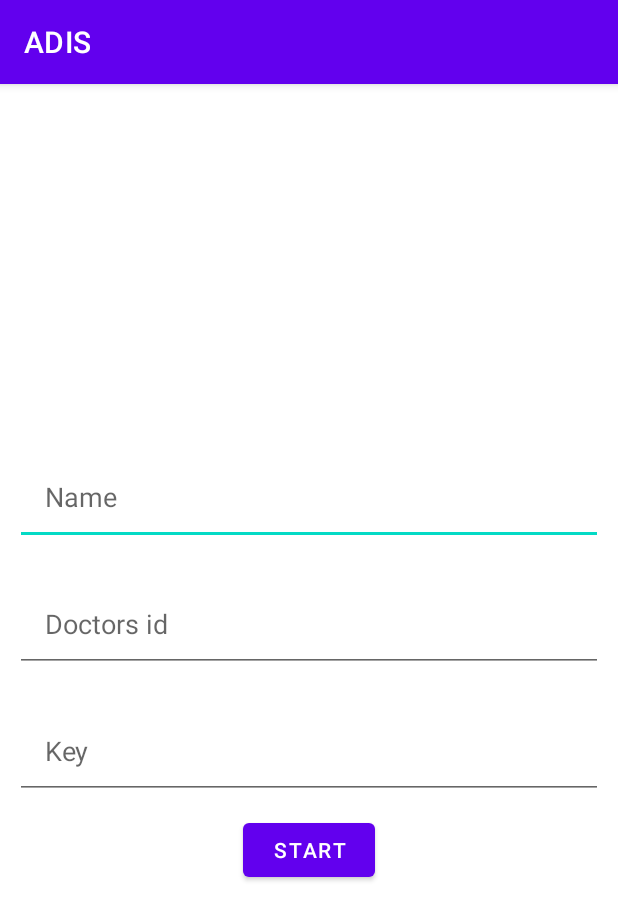
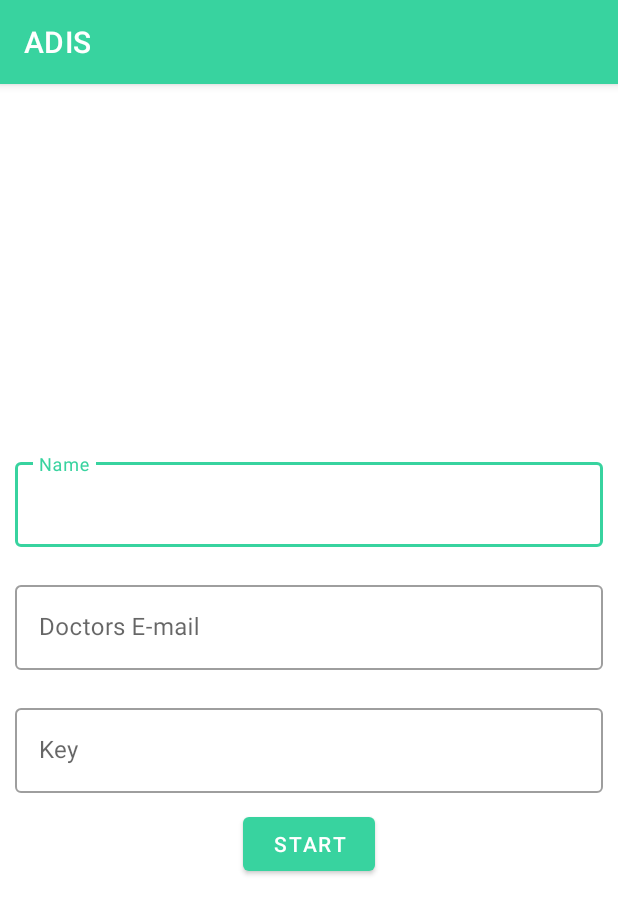
Before and after one commit to shaheennamboori/ADIS, an Android app: the MainActivity screen opened directly, with no data from a screen before it, on a phone screen of 412 x 824 dp. Shown: the top 920 px of the screen. Run offline under Robolectric (Android 15) with nearby library versions, the light colour scheme and no system bars; libraries missing offline, so code that uses them is left out: pub.devrel.easypermissions.

```diff
--- a/app/src/main/java/com/vidya/adis/MainActivity.java
+++ b/app/src/main/java/com/vidya/adis/MainActivity.java
@@ -9,6 +9,10 @@ import android.content.Intent;
 import android.os.Bundle;
 import android.view.View;
 import android.widget.Button;
+import android.widget.EditText;
+
+import com.google.android.material.textfield.TextInputEditText;
+import com.google.android.material.textfield.TextInputLayout;
 
 import java.util.List;
 
@@ -19,6 +23,8 @@ import pub.devrel.easypermissions.EasyPermissions;
 public class MainActivity extends AppCompatActivity implements EasyPermissions.PermissionCallbacks {
 
     private Button startQuiz;
+    TextInputEditText patientName,doctorEmail;
+
 
     @Override
     protected void onCreate(Bundle savedInstanceState) {
@@ -28,6 +34,8 @@ public class MainActivity extends AppCompatActivity implements EasyPermissions.P
 
 
         startQuiz = findViewById(R.id.startButton);
+        patientName=findViewById(R.id.patient_name);
+        doctorEmail=findViewById(R.id.doc_email);
         startQuiz.setOnClickListener(new View.OnClickListener() {
             @Override
             public void onClick(View view) {
@@ -48,6 +56,8 @@ public class MainActivity extends AppCompatActivity implements EasyPermissions.P
         String[] perms = {Manifest.permission.READ_EXTERNAL_STORAGE, Manifest.permission.WRITE_EXTERNAL_STORAGE};
         if (EasyPermissions.hasPermissions(this, perms)) {
         Intent intent = new Intent(MainActivity.this,QuizActivity.class);
+        intent.putExtra("patientName",patientName.getText().toString());
+        intent.putExtra("docemail",doctorEmail.getText().toString());
         startActivity(intent);
     } else {
             // Do not have permissions, request them now
--- a/app/src/main/res/layout/activity_main.xml
+++ b/app/src/main/res/layout/activity_main.xml
@@ -9,30 +9,80 @@
     android:layout_height="match_parent"
     tools:context=".MainActivity">
 
-    <EditText
+<!--    <EditText-->
+<!--        android:id="@+id/patient_name"-->
+<!--        android:layout_margin="10dp"-->
+<!--        android:padding="20dp"-->
+<!--        android:inputType="textPersonName"-->
+<!--        android:layout_width="match_parent"-->
+<!--        android:layout_height="wrap_content"-->
+<!--        android:hint="Name"/>-->
+    <com.google.android.material.textfield.TextInputLayout
+
         android:layout_margin="10dp"
-        android:padding="20dp"
-        android:inputType="textPersonName"
         android:layout_width="match_parent"
         android:layout_height="wrap_content"
-        android:hint="Name"/>
-    <EditText
-        android:inputType="number"
+        android:hint="Name"
+        style="@style/Widget.MaterialComponents.TextInputLayout.OutlinedBox">
+
+        <com.google.android.material.textfield.TextInputEditText
+            android:id="@+id/patient_name"
+            android:layout_width="match_parent"
+            android:layout_height="wrap_content"
+            android:inputType="textPersonName"
+            />
+
+    </com.google.android.material.textfield.TextInputLayout>
+<!--    <EditText-->
+<!--        android:id="@+id/doc_email"-->
+<!--        android:inputType="textEmailAddress"-->
+<!--        android:layout_margin="10dp"-->
+<!--        android:padding="20dp"-->
+<!--        android:layout_width="match_parent"-->
+<!--        android:layout_height="wrap_content"-->
+<!--        android:hint="Doctors E-mail"/>-->
+
+    <com.google.android.material.textfield.TextInputLayout
+
         android:layout_margin="10dp"
-        android:padding="20dp"
         android:layout_width="match_parent"
         android:layout_height="wrap_content"
-        android:hint="Doctors id"/>
-    <EditText
-        android:inputType="textPassword"
+        android:hint="Doctors E-mail"
+        style="@style/Widget.MaterialComponents.TextInputLayout.OutlinedBox">
+
+        <com.google.android.material.textfield.TextInputEditText
+            android:id="@+id/doc_email"
+            android:layout_width="match_parent"
+            android:layout_height="wrap_content"
+            android:inputType="textEmailAddress"
+            />
+
+    </com.google.android.material.textfield.TextInputLayout>
+
+<!--    <EditText-->
+<!--        android:inputType="textPassword"-->
+<!--        android:layout_margin="10dp"-->
+<!--        android:padding="20dp"-->
+<!--        android:layout_width="match_parent"-->
+<!--        android:layout_height="wrap_content"-->
+<!--        android:hint="Key"/>-->
+    <com.google.android.material.textfield.TextInputLayout
         android:layout_margin="10dp"
-        android:padding="20dp"
         android:layout_width="match_parent"
         android:layout_height="wrap_content"
-        android:hint="Key"/>
+        android:hint="Key"
+        style="@style/Widget.MaterialComponents.TextInputLayout.OutlinedBox">
+
+        <com.google.android.material.textfield.TextInputEditText
+            android:layout_width="match_parent"
+            android:layout_height="wrap_content"
+            android:inputType="textPassword"
+            />
+
+    </com.google.android.material.textfield.TextInputLayout>
     <Button
         android:id="@+id/startButton"
         android:layout_width="wrap_content"
         android:layout_height="wrap_content"
-        android:text="START"/>
+        android:text="@string/start"/>
 </LinearLayout>
--- a/app/src/main/res/values/colors.xml
+++ b/app/src/main/res/values/colors.xml
@@ -1,6 +1,6 @@
 <?xml version="1.0" encoding="utf-8"?>
 <resources>
-    <color name="colorPrimary">#6200EE</color>
-    <color name="colorPrimaryDark">#3700B3</color>
+    <color name="colorPrimary">#38d39f</color>
+    <color name="colorPrimaryDark">#32be8f</color>
     <color name="colorAccent">#03DAC5</color>
 </resources>
--- a/app/src/main/res/values/strings.xml
+++ b/app/src/main/res/values/strings.xml
@@ -11,4 +11,5 @@
     <string name="next">NEXT</string>
     <string name="instructions">INSTRUCTIONS</string>
     <string name="instruction_text">* Play the obtained video and record the expressions of child\n * The video quality must be atleast HD 30fps\n *Try to include the child face completely in the video for better results\n *Visibile lighting conditions must be ensured</string>
+    <string name="start">START</string>
 </resources>
```
Also changed, not shown: app/src/main/java/com/vidya/adis/QuizActivity.java (+8 -0 lines), app/src/main/res/layout/activity_ados.xml (+17 -3 lines), app/src/main/res/layout/activity_launcher.xml (+13 -3 lines), app/src/main/res/layout/activity_quiz.xml (+8 -0 lines), app/src/main/res/drawable/children.png (added), app/src/main/res/drawable/father_child.png (added).
